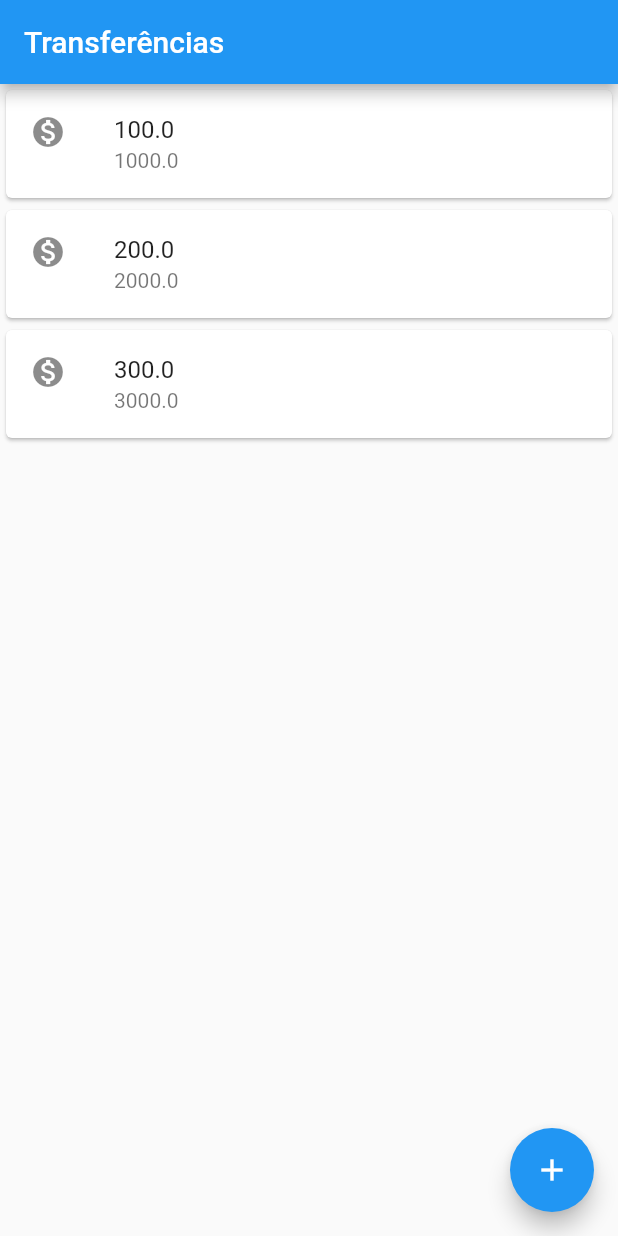
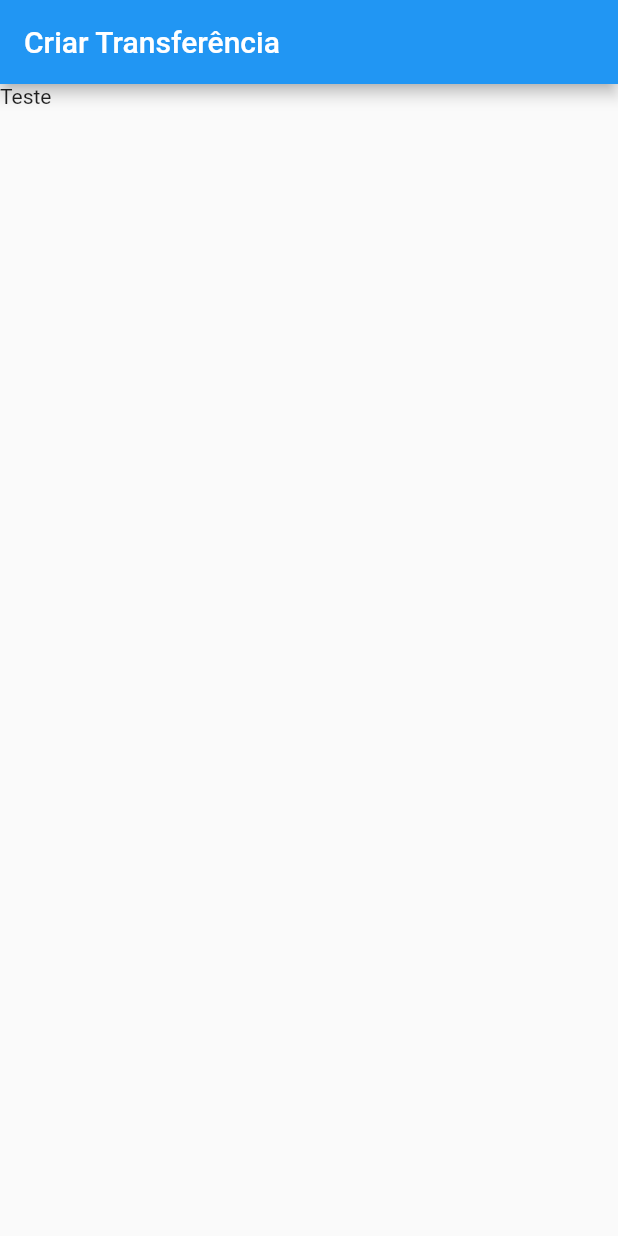
Before and after one commit to lucasmfg7/bytebank-flutter, a Flutter app: the screen it shows after launch, on a phone screen of 412 x 824 dp. Run offline on Flutter 3.47's test engine with Material 2 defaults, Android fonts, the phone set to English and light mode, and no system bars.

Commit message:
Conhecendo o hot reload

```diff
--- a/lib/main.dart
+++ b/lib/main.dart
@@ -1,29 +1,49 @@
 import 'package:flutter/material.dart';
 
-void main() => runApp(
-      MaterialApp(
+void main() => runApp(ByteBankApp());
+
+class ByteBankApp extends StatelessWidget {
+  @override
+  Widget build(BuildContext context) {
+    return MaterialApp(
       home: Scaffold(
-            appBar: AppBar(
-              title: const Text('Transferências'),
-            ),
-            floatingActionButton: const FloatingActionButton(
-              onPressed: null,
-              child: Icon(Icons.add),
-            ),
-            body: TransferList()),
+        body: TransferForm(),
       ),
     );
+  }
+}
+
+class TransferForm extends StatelessWidget {
+  @override
+  Widget build(BuildContext context) {
+    return Scaffold(
+      appBar: AppBar(
+        title: Text('Criar Transferência'),
+      ),
+      body: Text('Teste'),
+    );
+  }
+}
 
 class TransferList extends StatelessWidget {
   @override
   Widget build(BuildContext context) {
-    return Column(
+    return Scaffold(
+      appBar: AppBar(
+        title: const Text('Transferências'),
+      ),
+      body: Column(
         // ignore: prefer_const_literals_to_create_immutables
         children: [
           TransferItem(Transfer(100, 1000)),
           TransferItem(Transfer(200, 2000)),
           TransferItem(Transfer(300, 3000)),
         ],
+      ),
+      floatingActionButton: const FloatingActionButton(
+        onPressed: null,
+        child: Icon(Icons.add),
+      ),
     );
   }
 }
```
Lines whose indentation alone changed are shown as unchanged.
